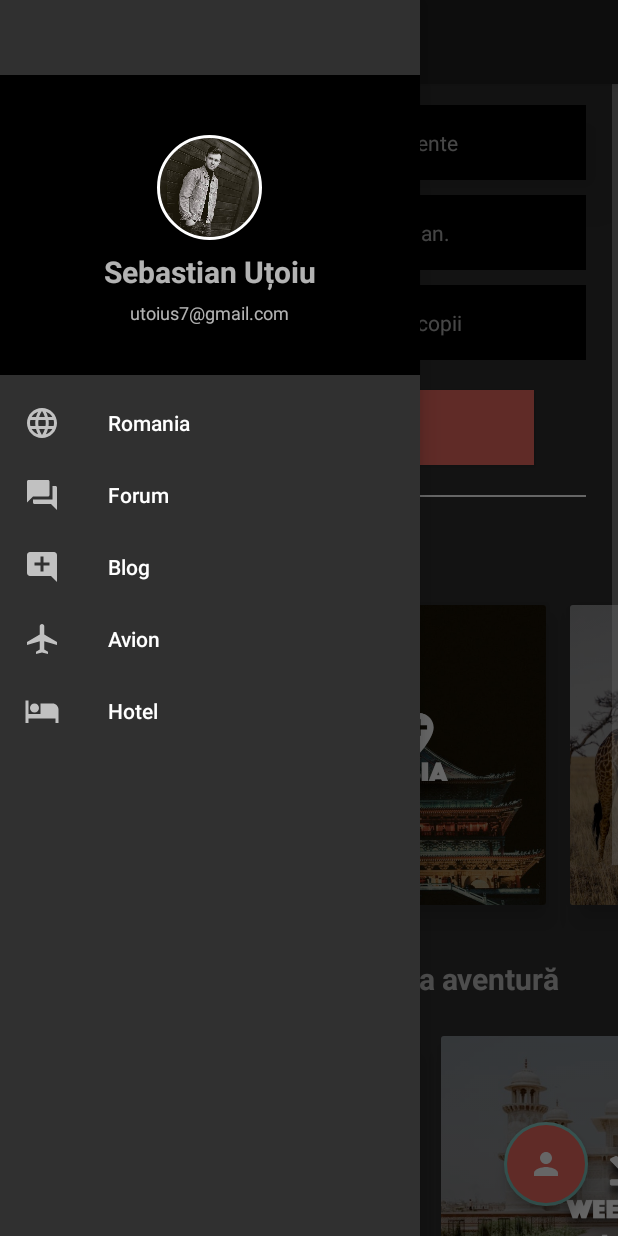
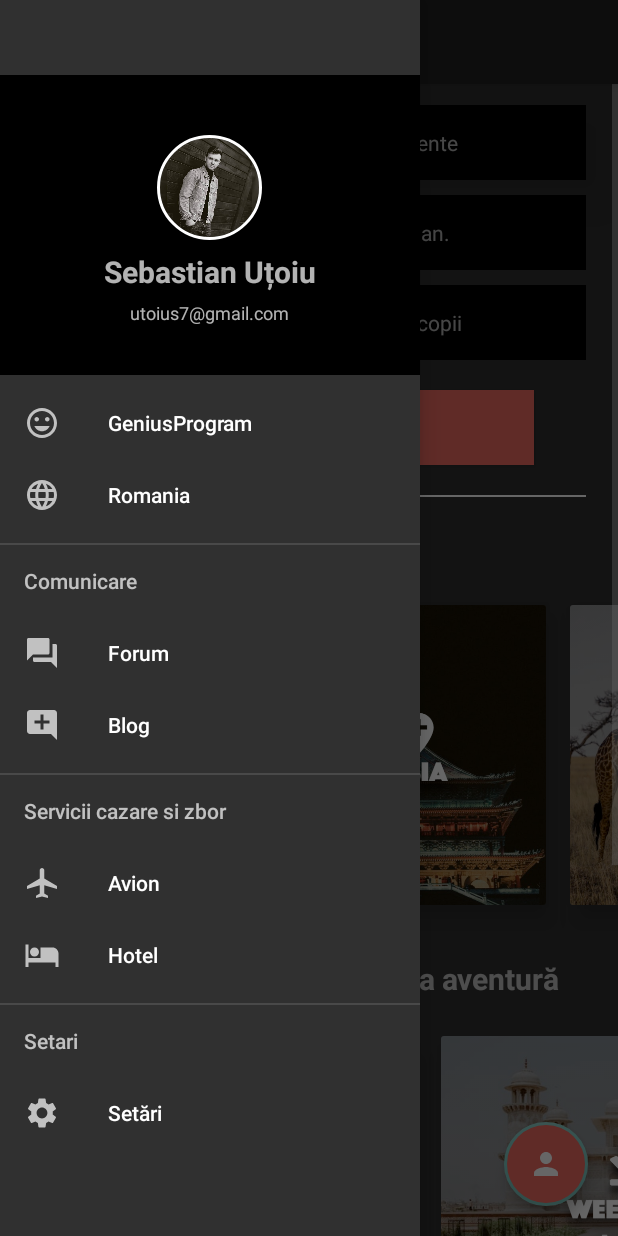
Before and after one commit to usebastian97/Tripado.com, an Android app: the screen it shows after launch (MainActivity), with the side drawer open, on a phone screen of 412 x 824 dp. Run offline under Robolectric (Android 15) with nearby library versions, the phone set to English and light mode, and no system bars; our stand-ins replace CircleImageView.

Commit message:
initial commit

```diff
--- a/app/src/main/AndroidManifest.xml
+++ b/app/src/main/AndroidManifest.xml
@@ -9,7 +9,10 @@
         android:roundIcon="@mipmap/ic_launcher_round"
         android:supportsRtl="true"
         android:theme="@style/Theme.Tripadoo">
-        <activity android:name=".RomaniaActivity"></activity>
+        <activity android:name=".GeniuProgramActivity"
+            android:theme="@style/Theme.AppCompat.NoActionBar"/>
+        <activity android:name=".RomaniaActivity"
+            android:theme="@style/Theme.AppCompat.NoActionBar"/>
         <activity
             android:name=".MainActivity"
             android:theme="@style/Theme.AppCompat.NoActionBar">
--- /dev/null
+++ b/app/src/main/res/drawable/ic_baseline_insert_emoticon_24.xml
@@ -0,0 +1,5 @@
+<vector android:height="24dp" android:tint="#FFFFFF"
+    android:viewportHeight="24" android:viewportWidth="24"
+    android:width="24dp" xmlns:android="http://schemas.android.com/apk/res/android">
+    <path android:fillColor="@android:color/white" android:pathData="M11.99,2C6.47,2 2,6.48 2,12s4.47,10 9.99,10C17.52,22 22,17.52 22,12S17.52,2 11.99,2zM12,20c-4.42,0 -8,-3.58 -8,-8s3.58,-8 8,-8 8,3.58 8,8 -3.58,8 -8,8zM15.5,11c0.83,0 1.5,-0.67 1.5,-1.5S16.33,8 15.5,8 14,8.67 14,9.5s0.67,1.5 1.5,1.5zM8.5,11c0.83,0 1.5,-0.67 1.5,-1.5S9.33,8 8.5,8 7,8.67 7,9.5 7.67,11 8.5,11zM12,17.5c2.33,0 4.31,-1.46 5.11,-3.5L6.89,14c0.8,2.04 2.78,3.5 5.11,3.5z"/>
+</vector>
--- /dev/null
+++ b/app/src/main/res/drawable/ic_baseline_settings_24.xml
@@ -0,0 +1,5 @@
+<vector android:height="24dp" android:tint="#FFFFFF"
+    android:viewportHeight="24" android:viewportWidth="24"
+    android:width="24dp" xmlns:android="http://schemas.android.com/apk/res/android">
+    <path android:fillColor="@android:color/white" android:pathData="M19.14,12.94c0.04,-0.3 0.06,-0.61 0.06,-0.94c0,-0.32 -0.02,-0.64 -0.07,-0.94l2.03,-1.58c0.18,-0.14 0.23,-0.41 0.12,-0.61l-1.92,-3.32c-0.12,-0.22 -0.37,-0.29 -0.59,-0.22l-2.39,0.96c-0.5,-0.38 -1.03,-0.7 -1.62,-0.94L14.4,2.81c-0.04,-0.24 -0.24,-0.41 -0.48,-0.41h-3.84c-0.24,0 -0.43,0.17 -0.47,0.41L9.25,5.35C8.66,5.59 8.12,5.92 7.63,6.29L5.24,5.33c-0.22,-0.08 -0.47,0 -0.59,0.22L2.74,8.87C2.62,9.08 2.66,9.34 2.86,9.48l2.03,1.58C4.84,11.36 4.8,11.69 4.8,12s0.02,0.64 0.07,0.94l-2.03,1.58c-0.18,0.14 -0.23,0.41 -0.12,0.61l1.92,3.32c0.12,0.22 0.37,0.29 0.59,0.22l2.39,-0.96c0.5,0.38 1.03,0.7 1.62,0.94l0.36,2.54c0.05,0.24 0.24,0.41 0.48,0.41h3.84c0.24,0 0.44,-0.17 0.47,-0.41l0.36,-2.54c0.59,-0.24 1.13,-0.56 1.62,-0.94l2.39,0.96c0.22,0.08 0.47,0 0.59,-0.22l1.92,-3.32c0.12,-0.22 0.07,-0.47 -0.12,-0.61L19.14,12.94zM12,15.6c-1.98,0 -3.6,-1.62 -3.6,-3.6s1.62,-3.6 3.6,-3.6s3.6,1.62 3.6,3.6S13.98,15.6 12,15.6z"/>
+</vector>
--- a/app/src/main/res/menu/activity_main_menu.xml
+++ b/app/src/main/res/menu/activity_main_menu.xml
@@ -1,11 +1,23 @@
 <?xml version="1.0" encoding="utf-8"?>
 <menu xmlns:android="http://schemas.android.com/apk/res/android">
 
+
+    <group android:checkableBehavior="single">
+        <item
+            android:id="@+id/nav_genius"
+            android:icon="@drawable/ic_baseline_insert_emoticon_24"
+            android:title="@string/geniusprogram"/>
 
         <item
             android:id="@+id/nav_romania"
             android:icon="@drawable/ic_flag"
             android:title="@string/romania"/>
+    </group>
+
+    <item android:title="@string/comunicare">
+
+        <menu>
+
 
             <item
                 android:id="@+id/nav_forum"
@@ -16,6 +28,13 @@
                 android:id="@+id/nav_blog"
                 android:icon="@drawable/ic_blog"
                 android:title="@string/blog"/>
+        </menu>
+    </item>
+
+    <item android:title="@string/servicii_cazare_si_zbor">
+
+        <menu>
+
 
             <item
                 android:id="@+id/nav_avion"
@@ -26,4 +45,23 @@
                 android:id="@+id/nav_hotel"
                 android:icon="@drawable/ic_hotel"
                 android:title="@string/hotel"/>
+
         </menu>
+
+    </item>
+
+
+    <item android:title="Setari">
+
+        <menu>
+
+            <item
+                android:id="@+id/nav_setari"
+                android:icon="@drawable/ic_baseline_settings_24"
+                android:title="@string/set_ri"/>
+
+        </menu>
+
+    </item>
+
+</menu>
--- a/app/src/main/res/values/strings.xml
+++ b/app/src/main/res/values/strings.xml
@@ -18,4 +18,9 @@
     <string name="sebastian_u_oiu">Sebastian Uțoiu</string>
     <string name="email">utoius7@gmail.com</string>
     <string name="genius">GeniusProgram</string>
+    <string name="geniusprogram">GeniusProgram</string>
+    <string name="comunicare">Comunicare</string>
+    <string name="servicii_cazare_si_zbor">Servicii cazare si zbor</string>
+    <string name="set_ri">Setări</string>
+    <string name="descriere_genius">Alege unul din planurile GeniusProgram, și bucură-te la maxim de noile experiențe</string>
 </resources>
```
Also changed, not shown: app/src/main/java/com/usebastian/tripadoo/GeniuProgramActivity.java (added, +16 -0 lines), app/src/main/java/com/usebastian/tripadoo/MainActivity.java (+11 -6 lines), app/src/main/res/layout/activity_geniu_program.xml (added, +113 -0 lines), app/src/main/res/drawable/genius_diamond.png (added), app/src/main/res/drawable/genius_gold.png (added), app/src/main/res/drawable/genius_photo.jpeg (added), app/src/main/res/drawable/genius_platinum.png (added), app/src/main/res/drawable/genius_program.png (added), 1 other file. Lines whose indentation alone changed are shown as unchanged.
